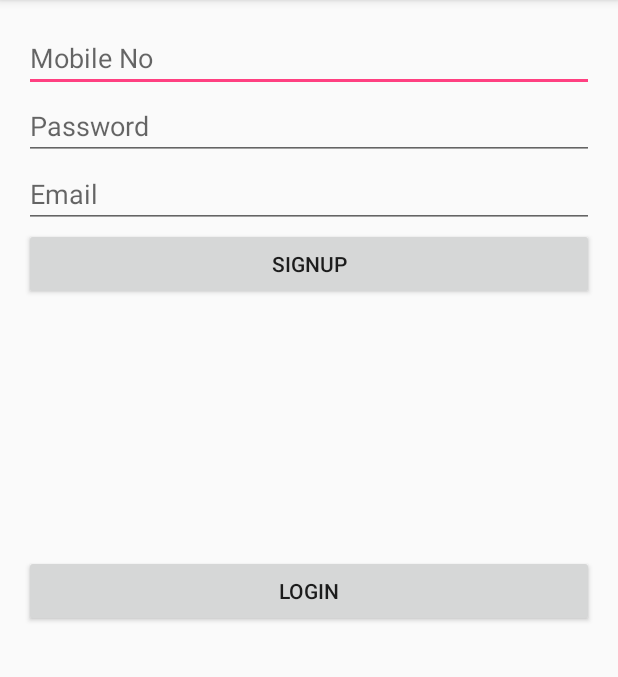
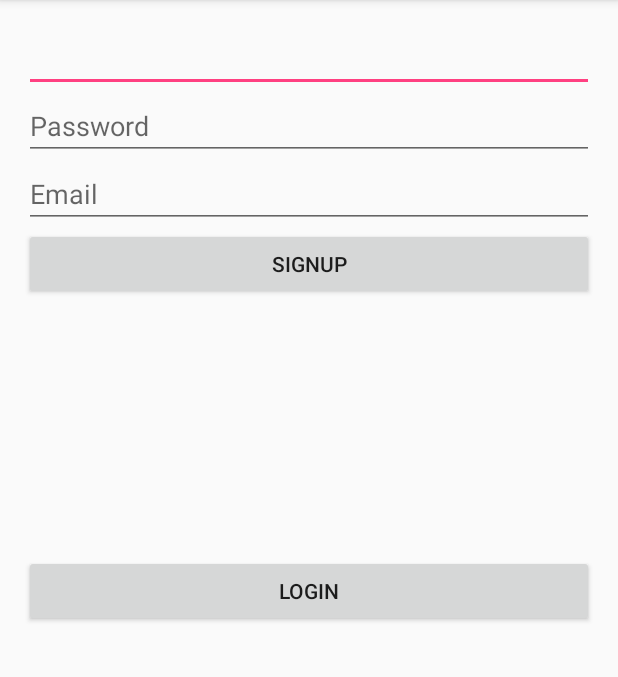
Before and after one commit to Pranay5/WebServices, an Android app: the Signup screen opened directly, with no data from a screen before it, on a phone screen of 412 x 824 dp, the part 84-761 px from its top. Run offline under Robolectric (Android 15) with nearby library versions, the phone set to English and light mode, and no system bars.

Commit message:
new changes

```diff
--- a/app/src/main/res/layout/activity_signup.xml
+++ b/app/src/main/res/layout/activity_signup.xml
@@ -15,7 +15,6 @@
         android:layout_width="match_parent"
         android:layout_height="wrap_content"
         android:inputType="textPersonName"
-        android:hint="Mobile No"
         android:ems="10"
         android:id="@+id/editText3" />
 
```
